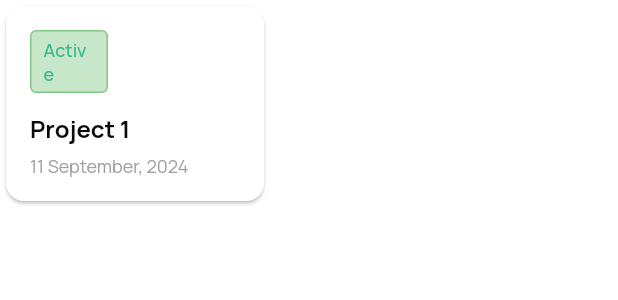
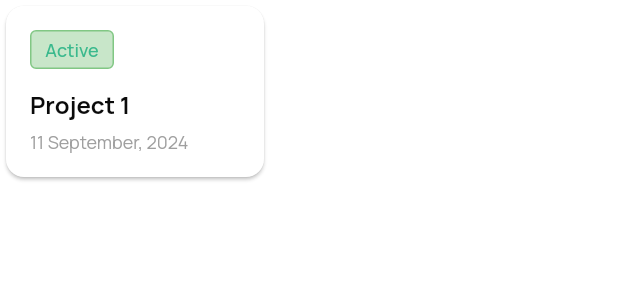
Before and after one commit to ayushh-gautam/Bizflow, a Flutter app: the ProjectCard widget shown alone on an empty page, opened directly, on a phone screen of 412 x 824 dp. Shown: the top 300 px of the screen. Run offline on Flutter 3.47's test engine with Material 3 defaults, Android fonts, the phone set to English and light mode, and no system bars; our stand-ins replace bloc, equatable, firebase_core, flutter_bloc, flutter_screenutil, flutter_svg and 4 more; accounts and stored records are empty; network calls fail.

Commit message:
fixed minor issue

```diff
--- a/lib/features/clients/widget/project_card.dart
+++ b/lib/features/clients/widget/project_card.dart
@@ -1,4 +1,5 @@
 import 'package:bizflow/config/routes/imports.dart';
+import 'package:bizflow/features/clients/widget/active/inactive_badge.dart';
 import 'package:flutter/material.dart';
 
 class ProjectCard extends StatelessWidget {
@@ -15,21 +16,7 @@ class ProjectCard extends StatelessWidget {
           crossAxisAlignment: CrossAxisAlignment.start,
           mainAxisSize: MainAxisSize.min,
           children: <Widget>[
-            Container(
-              width: 52.h,
-              padding: EdgeInsets.symmetric(horizontal: 8.h, vertical: 4.h),
-              decoration: BoxDecoration(
-                  color: Colors.green.shade100,
-                  border: Border.all(width: 1, color: Colors.green.shade300),
-                  borderRadius: BorderRadius.circular(4.r)),
-              child: Center(
-                child: CustomText(
-                  text: 'Active',
-                  myStyle: bodybodyxsmedium.copyWith(
-                      color: customColors.fillSuccess),
-                ),
-              ),
-            ),
+            ActiveInactiveBadge(width: 56.h, title: 'Active'),
             Gap(12.h),
             CustomText(
               text: 'Project 1',
```
Also changed, not shown: lib/features/clients/presentation/pages/client_detail_page.dart (+6 -32 lines).
